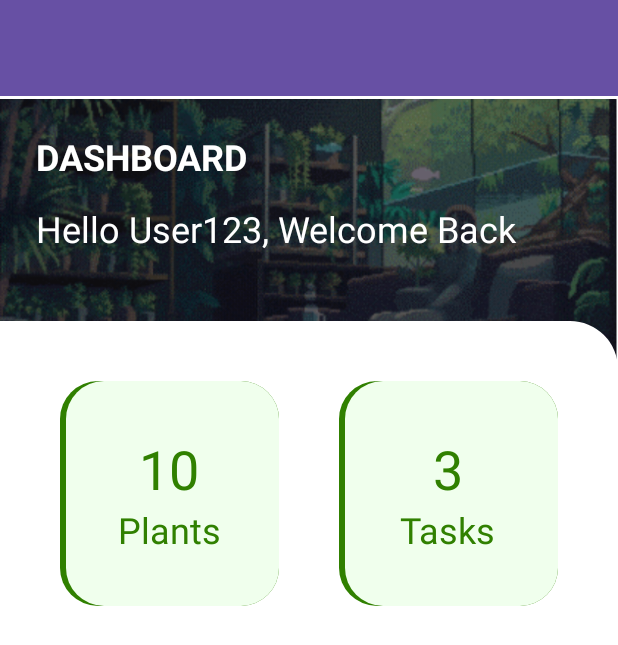
After one commit to WasiatD/MobileDev, an Android app: the dashboardMainActivity screen opened directly, with no data from a screen before it, on a phone screen of 412 x 824 dp. The commit adds this screen. Shown: the top 645 px of the screen. Run offline under Robolectric (Android 15) with nearby library versions, the phone set to English and light mode, and no system bars.

Commit message:
Dashboard Slice 50%

```diff
--- a/app/build.gradle.kts
+++ b/app/build.gradle.kts
@@ -37,6 +37,9 @@ android {
 
 dependencies {
 
+    implementation("pl.droidsonroids.gif:android-gif-drawable:1.2.17")
+
+
     implementation(libs.androidx.core.ktx)
     implementation(libs.androidx.appcompat)
     implementation(libs.material)
--- a/app/src/main/AndroidManifest.xml
+++ b/app/src/main/AndroidManifest.xml
@@ -13,6 +13,9 @@
         android:theme="@style/Theme.WasiatD"
         tools:targetApi="31">
         <activity
+            android:name=".dashboard.dashboardMainActivity.dashboardMainActivity"
+            android:exported="false" />
+        <activity
             android:name=".MainActivity"
             android:exported="true">
             <intent-filter>
--- /dev/null
+++ b/app/src/main/java/com/example/wasiatd/dashboard/dashboardMainActivity/dashboardMainActivity.kt
@@ -0,0 +1,21 @@
+package com.example.wasiatd.dashboard.dashboardMainActivity
+
+import android.os.Bundle
+import androidx.activity.enableEdgeToEdge
+import androidx.appcompat.app.AppCompatActivity
+import androidx.core.view.ViewCompat
+import androidx.core.view.WindowInsetsCompat
+import com.example.wasiatd.R
+
+class dashboardMainActivity : AppCompatActivity() {
+    override fun onCreate(savedInstanceState: Bundle?) {
+        super.onCreate(savedInstanceState)
+        enableEdgeToEdge()
+        setContentView(R.layout.activity_dashboard_main)
+        ViewCompat.setOnApplyWindowInsetsListener(findViewById(R.id.main)) { v, insets ->
+            val systemBars = insets.getInsets(WindowInsetsCompat.Type.systemBars())
+            v.setPadding(systemBars.left, systemBars.top, systemBars.right, systemBars.bottom)
+            insets
+        }
+    }
+}
--- /dev/null
+++ b/app/src/main/res/drawable/green_box.xml
@@ -0,0 +1,17 @@
+<!-- res/drawable/rounded_green_box_with_left_stroke.xml -->
+<layer-list xmlns:android="http://schemas.android.com/apk/res/android">
+    <!-- Background with rounded corners and light green color -->
+    <item>
+        <shape>
+            <solid android:color="@color/green_stroke"/>
+            <corners android:radius="25dp"/>
+        </shape>
+    </item>
+    <!-- Left stroke -->
+    <item android:left="4dp" android:right="0dp" android:top="0dp" android:bottom="0dp">
+        <shape>
+            <solid android:color="@color/light_green"/>
+            <corners android:radius="25dp"/>
+        </shape>
+    </item>
+</layer-list>
--- /dev/null
+++ b/app/src/main/res/drawable/rounded_corner_dashboard.xml
@@ -0,0 +1,5 @@
+<!-- res/drawable/rounded_corner_top_right.xml -->
+<shape xmlns:android="http://schemas.android.com/apk/res/android">
+    <solid android:color="@android:color/white"/> <!-- Set the background color here -->
+    <corners android:topRightRadius="32dp"/> <!-- Set the radius for the top right corner -->
+</shape>
--- /dev/null
+++ b/app/src/main/res/layout/activity_dashboard_main.xml
@@ -0,0 +1,154 @@
+<androidx.constraintlayout.widget.ConstraintLayout xmlns:android="http://schemas.android.com/apk/res/android"
+    xmlns:app="http://schemas.android.com/apk/res-auto"
+    xmlns:tools="http://schemas.android.com/tools"
+    android:id="@+id/main"
+    android:layout_width="match_parent"
+    android:layout_height="match_parent"
+    tools:context=".dashboard.dashboardMainActivity.dashboardMainActivity">
+
+    <com.google.android.material.appbar.AppBarLayout
+        android:id="@+id/appbar"
+        android:layout_width="0dp"
+        android:layout_height="wrap_content"
+        app:layout_constraintEnd_toEndOf="parent"
+        app:layout_constraintStart_toStartOf="parent"
+        app:layout_constraintTop_toTopOf="parent">
+
+        <androidx.appcompat.widget.Toolbar
+            android:id="@+id/toolbar"
+            android:layout_width="match_parent"
+            android:layout_height="?attr/actionBarSize"
+            android:background="?attr/colorPrimary"
+            app:popupTheme="@style/ThemeOverlay.AppCompat.Light" />
+    </com.google.android.material.appbar.AppBarLayout>
+
+    <androidx.core.widget.NestedScrollView
+        android:layout_width="0dp"
+        android:layout_height="0dp"
+        app:layout_constraintBottom_toBottomOf="parent"
+        app:layout_constraintEnd_toEndOf="parent"
+        app:layout_constraintStart_toStartOf="parent"
+        app:layout_constraintTop_toBottomOf="@id/appbar">
+
+        <FrameLayout
+            android:layout_width="match_parent"
+            android:layout_height="wrap_content">
+
+            <!-- Background GIF ImageView -->
+            <pl.droidsonroids.gif.GifImageView
+                android:id="@+id/gifImageView"
+                android:layout_width="match_parent"
+                android:layout_height="wrap_content"
+                android:background="#fff"
+                android:scaleType="fitCenter"
+                android:src="@drawable/gif_dashboard" />
+
+            <!-- Text on top of the GIF -->
+            <TextView
+                android:layout_width="wrap_content"
+                android:layout_height="wrap_content"
+                android:layout_gravity="left"
+                android:layout_marginTop="16dp"
+                android:layout_marginLeft="16dp"
+                android:padding="8dp"
+                android:text="DASHBOARD"
+                android:textColor="#FFFFFF"
+                android:textSize="24sp"
+                android:textStyle="bold"/>
+            <TextView
+                android:id="@+id/textOnGif"
+                android:layout_width="wrap_content"
+                android:layout_height="wrap_content"
+                android:layout_gravity="left"
+                android:layout_marginLeft="16dp"
+                android:layout_marginTop="64dp"
+                android:padding="8dp"
+                android:text="Hello User123, Welcome Back"
+                android:textColor="#FFFFFF"
+                android:textSize="24sp" />
+
+            <!-- Foreground LinearLayout with rounded corners -->
+            <LinearLayout
+                android:id="@+id/boxContainer"
+                android:layout_width="match_parent"
+                android:layout_height="wrap_content"
+                android:layout_marginTop="150dp"
+                android:background="@drawable/rounded_corner_dashboard"
+                android:orientation="horizontal"
+                android:padding="20dp">
+
+                <FrameLayout
+                    android:layout_width="50dp"
+                    android:layout_height="150dp"
+                    android:layout_margin="20dp"
+                    android:layout_weight="1"
+                    android:background="@drawable/green_box">
+
+                    <LinearLayout
+                        android:layout_width="match_parent"
+                        android:layout_height="match_parent"
+                        android:orientation="vertical"
+                        android:gravity="center">
+
+                        <TextView
+                            android:layout_width="wrap_content"
+                            android:layout_height="wrap_content"
+                            android:text="10"
+                            android:textColor="@color/green_stroke"
+                            android:textSize="36sp" />
+
+                        <TextView
+                            android:layout_width="wrap_content"
+                            android:layout_height="wrap_content"
+                            android:text="Plants"
+                            android:textColor="@color/green_stroke"
+                            android:textSize="24sp" />
+
+                    </LinearLayout>
+                </FrameLayout>
+
+
+                <FrameLayout
+                    android:layout_width="50dp"
+                    android:layout_height="150dp"
+                    android:layout_margin="20dp"
+                    android:layout_weight="1"
+                    android:background="@drawable/green_box">
+
+                    <LinearLayout
+                        android:layout_width="match_parent"
+                        android:layout_height="match_parent"
+                        android:orientation="vertical"
+                        android:gravity="center">
+
+                        <TextView
+                            android:layout_width="wrap_content"
+                            android:layout_height="wrap_content"
+                            android:text="3"
+                            android:textColor="@color/green_stroke"
+                            android:textSize="36sp" />
+
+                        <TextView
+                            android:layout_width="wrap_content"
+                            android:layout_height="wrap_content"
+                            android:text="Tasks"
+                            android:textColor="@color/green_stroke"
+                            android:textSize="24sp" />
+
+                    </LinearLayout>
+                </FrameLayout>
+
+
+            </LinearLayout>
+
+            <androidx.recyclerview.widget.RecyclerView
+                android:id="@+id/recyclerView"
+                android:layout_width="match_parent"
+                android:layout_height="wrap_content"
+                android:layout_marginTop="400dp" /> <!-- Adjust this margin as needed -->
+
+        </FrameLayout>
+
+    </androidx.core.widget.NestedScrollView>
+
+</androidx.constraintlayout.widget.ConstraintLayout>
--- a/app/src/main/res/values/colors.xml
+++ b/app/src/main/res/values/colors.xml
@@ -2,4 +2,7 @@
 <resources>
     <color name="black">#FF000000</color>
     <color name="white">#FFFFFFFF</color>
+    <color name="light_green">#f0ffed</color> <!-- Light Green -->
+    <color name="green_stroke">#308000</color> <!-- Dark Green for the stroke -->
+
 </resources>
```
Also changed, not shown: app/src/main/java/com/example/wasiatd/MainActivity.kt (+29 -8 lines), app/src/main/java/com/example/wasiatd/utils/CroppableGifImageView.kt (added, +28 -0 lines), app/src/main/java/com/example/wasiatd/utils/DashboardAdapter.kt (added, +43 -0 lines), app/src/main/java/com/example/wasiatd/utils/ItemDataDashboard.kt (added, +8 -0 lines), app/src/main/res/drawable/green_box_with_stroke.xml (added, +20 -0 lines), app/src/main/res/layout/activity_main.xml (+7 -11 lines), app/src/main/res/layout/dashboard_item_layout.xml (added, +73 -0 lines), app/src/main/res/layout/toolbar_layout.xml (added, +42 -0 lines), app/src/main/res/drawable/gif_dashboard.gif (added), 1 other file.
